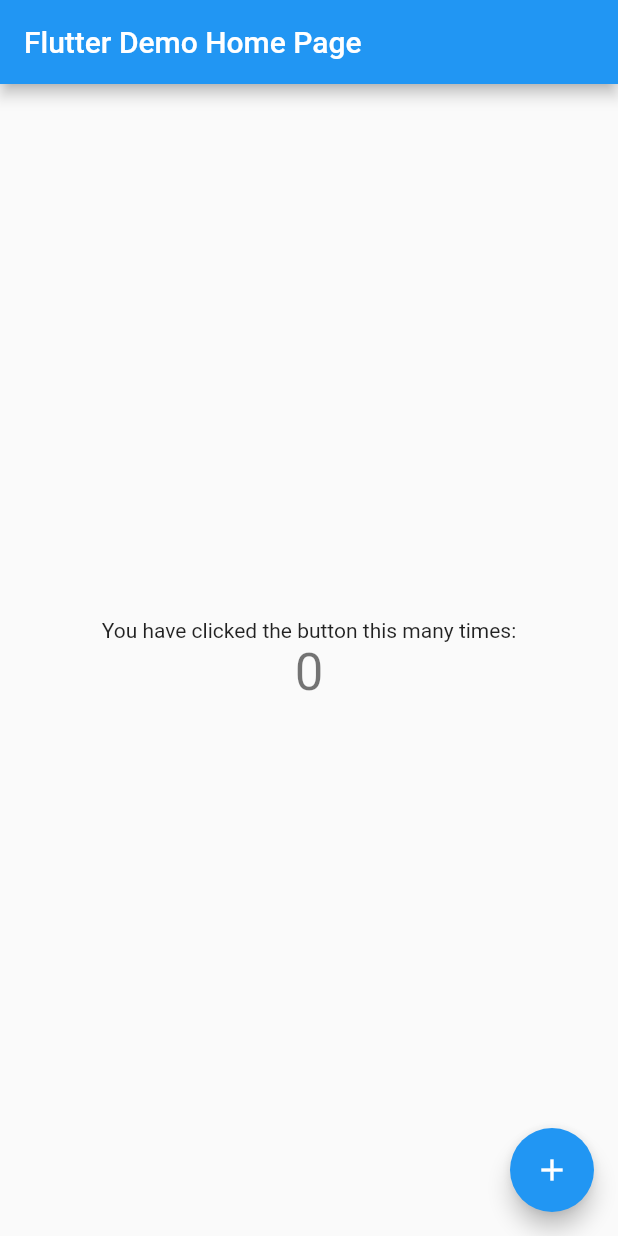
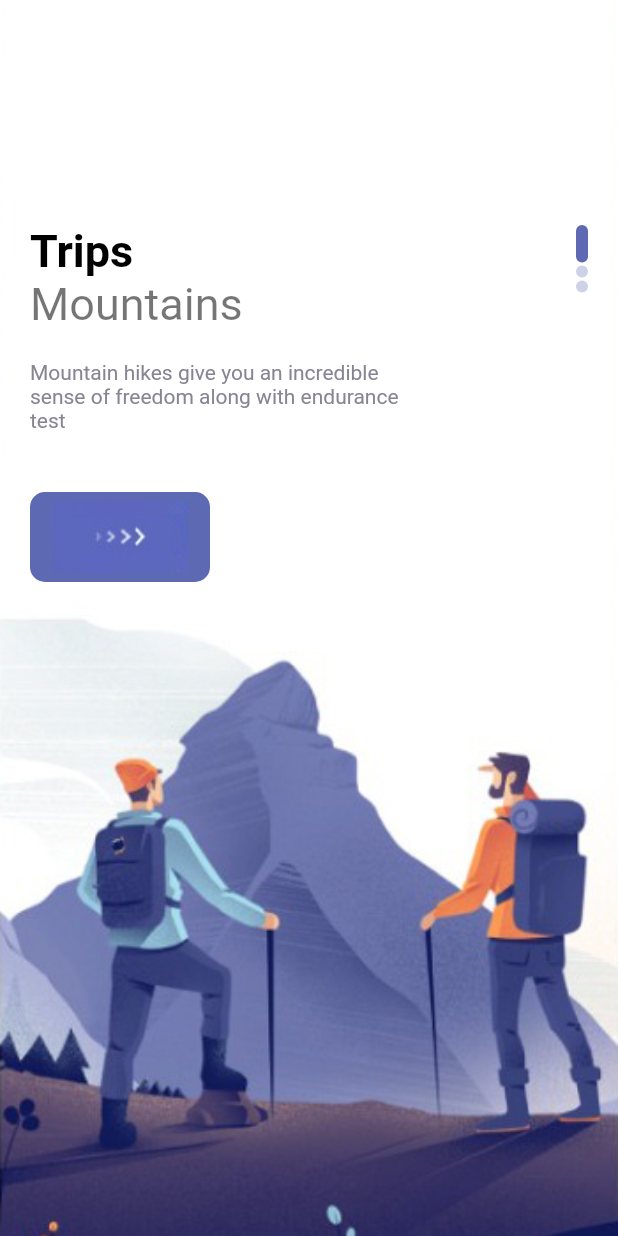
Before and after one commit to dungntm58/flutter_hello_world, a Flutter app: the screen it shows after launch, on a phone screen of 412 x 824 dp. Run offline on Flutter 3.47's test engine with Material 2 defaults, Android fonts, the phone set to English and light mode, and no system bars; generated files the repository leaves out were written again.

Commit message:
Welcome page with localization

```diff
--- /dev/null
+++ b/l10n.yaml
@@ -0,0 +1,3 @@
+arb-dir: lib/l10n
+template-arb-file: app_en.arb
+output-localization-file: app_localizations.dart
--- /dev/null
+++ b/lib/l10n/app_en.arb
@@ -0,0 +1,7 @@
+{
+    "welcome_title": "Trips",
+    "welcome_subtitle": "Mountains",
+    "welcome_one_desc": "Mountain hikes give you an incredible sense of freedom along with endurance test",
+    "welcome_two_desc": "Trips",
+    "welcome_three_desc": "Trips"
+}
--- /dev/null
+++ b/lib/l10n/app_vi.arb
@@ -0,0 +1,7 @@
+{
+    "welcome_title": "Những chuyến đi",
+    "welcome_subtitle": "Núi",
+    "welcome_one_desc": "Leo núi cho ban một cảm giác tuyệt vời về sự tự do cùng với sự dẻo dai",
+    "welcome_two_desc": "Trips",
+    "welcome_three_desc": "Trips"
+}
--- a/lib/main.dart
+++ b/lib/main.dart
@@ -1,4 +1,6 @@
 import 'package:flutter/material.dart';
+import 'package:flutter_hello_world/pages/welcome_page.dart';
+import 'package:flutter_gen/gen_l10n/app_localizations.dart';
 
 void main() => runApp(MyApp());
 
@@ -6,8 +8,13 @@ class MyApp extends StatelessWidget {
   // This widget is the root of your application.
   @override
   Widget build(BuildContext context) {
+    WidgetsFlutterBinding.ensureInitialized();
+
     return MaterialApp(
       title: 'Flutter Demo',
+      debugShowCheckedModeBanner: false,
+      localizationsDelegates: AppLocalizations.localizationsDelegates,
+      supportedLocales: AppLocalizations.supportedLocales,
       theme: ThemeData(
         // This is the theme of your application.
         //
@@ -24,96 +31,7 @@ class MyApp extends StatelessWidget {
         // closer together (more dense) than on mobile platforms.
         visualDensity: VisualDensity.adaptivePlatformDensity,
       ),
-      home: MyHomePage(title: 'Flutter Demo Home Page'),
+      home: WelcomePage(),
     );
   }
 }
-
-class MyHomePage extends StatefulWidget {
-  MyHomePage({Key key, this.title}) : super(key: key);
-
-  // This widget is the home page of your application. It is stateful, meaning
-  // that it has a State object (defined below) that contains fields that affect
-  // how it looks.
-
-  // This class is the configuration for the state. It holds the values (in this
-  // case the title) provided by the parent (in this case the App widget) and
-  // used by the build method of the State. Fields in a Widget subclass are
-  // always marked "final".
-
-  final String title;
-
-  @override
-  _MyHomePageState createState() => _MyHomePageState();
-}
-
-class _MyHomePageState extends State<MyHomePage> {
-  int _counter = 0;
-
-  void _incrementCounter() {
-    setState(() {
-      // This call to setState tells the Flutter framework that something has
-      // changed in this State, which causes it to rerun the build method below
-      // so that the display can reflect the updated values. If we changed
-      // _counter without calling setState(), then the build method would not be
-      // called again, and so nothing would appear to happen.
-      _counter++;
-    });
-  }
-
-  List<Widget> buildBody() {
-    return <Widget>[
-      Text(
-        'You have clicked the button this many times:',
-      ),
-      Text(
-        '$_counter',
-        style: Theme.of(context).textTheme.headline4,
-      ),
-    ];
-  }
-
-  @override
-  Widget build(BuildContext context) {
-    // This method is rerun every time setState is called, for instance as done
-    // by the _incrementCounter method above.
-    //
-    // The Flutter framework has been optimized to make rerunning build methods
-    // fast, so that you can just rebuild anything that needs updating rather
-    // than having to individually change instances of widgets.
-    return Scaffold(
-      appBar: AppBar(
-        // Here we take the value from the MyHomePage object that was created by
-        // the App.build method, and use it to set our appbar title.
-        title: Text(widget.title),
-      ),
-      body: Center(
-        // Center is a layout widget. It takes a single child and positions it
-        // in the middle of the parent.
-        child: Column(
-          // Column is also a layout widget. It takes a list of children and
-          // arranges them vertically. By default, it sizes itself to fit its
-          // children horizontally, and tries to be as tall as its parent.
-          //
-          // Invoke "debug painting" (press "p" in the console, choose the
-          // "Toggle Debug Paint" action from the Flutter Inspector in Android
-          // Studio, or the "Toggle Debug Paint" command in Visual Studio Code)
-          // to see the wireframe for each widget.
-          //
-          // Column has various properties to control how it sizes itself and
-          // how it positions its children. Here we use mainAxisAlignment to
-          // center the children vertically; the main axis here is the vertical
-          // axis because Columns are vertical (the cross axis would be
-          // horizontal).
-          mainAxisAlignment: MainAxisAlignment.center,
-          children: buildBody(),
-        ),
-      ),
-      floatingActionButton: FloatingActionButton(
-        onPressed: _incrementCounter,
-        tooltip: 'Increment',
-        child: Icon(Icons.add),
-      ), // This trailing comma makes auto-formatting nicer for build methods.
-    );
-  }
-}
--- /dev/null
+++ b/lib/pages/welcome_page.dart
@@ -0,0 +1,107 @@
+import 'package:flutter/material.dart';
+import 'package:flutter_hello_world/misc/colors.dart';
+import 'package:flutter_hello_world/widgets/app_large_text.dart';
+import 'package:flutter_gen/gen_l10n/app_localizations.dart';
+import 'package:flutter_hello_world/widgets/app_text.dart';
+import 'package:flutter_hello_world/widgets/responsive_button.dart';
+
+class WelcomePage extends StatefulWidget {
+  const WelcomePage({Key? key}) : super(key: key);
+
+  @override
+  State<StatefulWidget> createState() => WelcomeState();
+}
+
+class WelcomeState extends State<WelcomePage> {
+  List imageNames = [
+    "welcome-one",
+    "welcome-two",
+    "welcome-three",
+  ];
+
+  @override
+  Widget build(BuildContext context) {
+    return Scaffold(
+      body: PageView.builder(
+          itemCount: imageNames.length,
+          scrollDirection: Axis.vertical,
+          itemBuilder: buildPageViewItem),
+    );
+  }
+
+  Widget buildPageViewItem(BuildContext context, int index) {
+    AssetImage assetImage = AssetImage(getAssetNamePath(imageNames[index]));
+    final localizations = AppLocalizations.of(context)!;
+
+    return Container(
+      width: double.maxFinite,
+      height: double.maxFinite,
+      decoration: BoxDecoration(
+          image: DecorationImage(image: assetImage, fit: BoxFit.cover)),
+      child: Container(
+        margin: EdgeInsets.only(top: 150, left: 20, right: 20),
+        child: Row(
+          mainAxisAlignment: MainAxisAlignment.spaceBetween,
+          children: [
+            Column(
+              crossAxisAlignment: CrossAxisAlignment.start,
+              children: [
+                AppLargeText(text: localizations.welcome_title),
+                AppText(
+                  text: localizations.welcome_subtitle,
+                  size: 30,
+                ),
+                SizedBox(height: 20),
+                Container(
+                  width: 250,
+                  child: AppText(
+                    text: getLocalizationDesc(context, index),
+                    color: AppColors.textColor2,
+                    size: 14,
+                  ),
+                ),
+                SizedBox(height: 40),
+                ResponsiveButton(
+                  width: 120,
+                )
+              ],
+            ),
+            Column(children: List.generate(3, (i) => generateDots(i, index))),
+          ],
+        ),
+      ),
+    );
+  }
+
+  String getAssetNamePath(String name) {
+    return "img/$name.png";
+  }
+
+  String getLocalizationDesc(BuildContext context, int index) {
+    final localizations = AppLocalizations.of(context)!;
+    switch (index) {
+      case 0:
+        return localizations.welcome_one_desc;
+      case 1:
+        return localizations.welcome_two_desc;
+      case 2:
+        return localizations.welcome_three_desc;
+      default:
+        return "";
+    }
+  }
+
+  Widget generateDots(int index, int pageIndex) {
+    final isCurrent = index == pageIndex;
+    return Container(
+      margin: const EdgeInsets.only(bottom: 2),
+      width: 8,
+      height: isCurrent ? 25 : 8,
+      decoration: BoxDecoration(
+          borderRadius: BorderRadius.circular(8),
+          color: isCurrent
+              ? AppColors.mainColor
+              : AppColors.mainColor.withOpacity(0.3)),
+    );
+  }
+}
--- /dev/null
+++ b/lib/widgets/app_large_text.dart
@@ -0,0 +1,17 @@
+import 'package:flutter/material.dart';
+
+@immutable
+class AppLargeText extends StatelessWidget {
+  final double size;
+  final String text;
+  final Color color;
+
+  AppLargeText(
+      {Key? key, this.size = 30, required this.text, this.color = Colors.black})
+      : super(key: key);
+
+  @override
+  Widget build(BuildContext context) => Text(text,
+      style:
+          TextStyle(color: color, fontSize: size, fontWeight: FontWeight.bold));
+}
--- /dev/null
+++ b/lib/widgets/app_text.dart
@@ -0,0 +1,19 @@
+import 'package:flutter/material.dart';
+
+@immutable
+class AppText extends StatelessWidget {
+  final double size;
+  final String text;
+  final Color color;
+
+  AppText(
+      {Key? key,
+      this.size = 16,
+      required this.text,
+      this.color = Colors.black54})
+      : super(key: key);
+
+  @override
+  Widget build(BuildContext context) =>
+      Text(text, style: TextStyle(color: color, fontSize: size));
+}
--- /dev/null
+++ b/lib/widgets/responsive_button.dart
@@ -0,0 +1,24 @@
+import 'package:flutter/material.dart';
+import 'package:flutter_hello_world/misc/colors.dart';
+
+@immutable
+class ResponsiveButton extends StatelessWidget {
+  final bool isResponsive;
+  final double? width;
+
+  ResponsiveButton({Key? key, this.width, this.isResponsive = false})
+      : super(key: key);
+
+  @override
+  Widget build(BuildContext context) {
+    return Container(
+      width: width,
+      height: 60,
+      decoration: BoxDecoration(
+          borderRadius: BorderRadius.circular(10), color: AppColors.mainColor),
+      child: Row(
+          mainAxisAlignment: MainAxisAlignment.center,
+          children: [Image.asset("img/button-one.png")]),
+    );
+  }
+}
```
Also changed, not shown: pubspec.yaml (+7 -1 lines), pubspec.lock, 5 other files.
